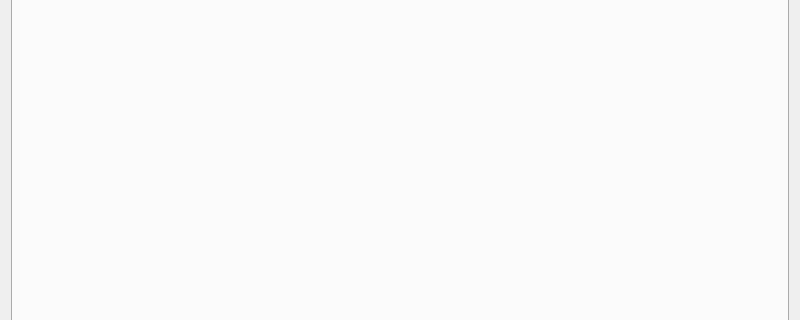
Qt form src/views/ui_files/reports/cash_flow_periodic_report.ui (JakubFranek/Kapytal) before a commit; both pictures show x 0 to 800 and y 152 to 472 of the 800 by 600 pixel window.
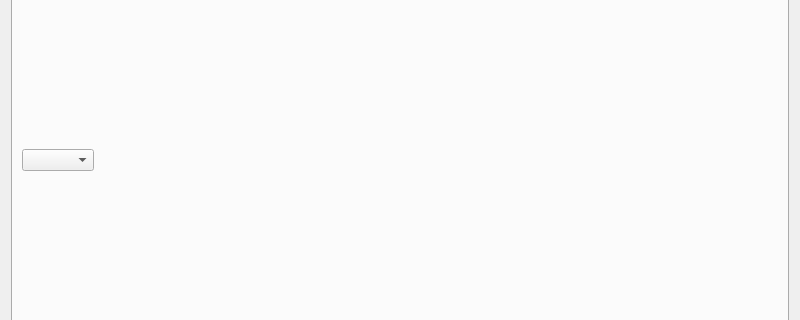
The same form after that commit. The open tabs and pages were chosen to show the change.

Commit message:
Implement QtCharts in Periodic Cash Flow Report
Add and improve CashFlowTotalReport tooltips.
Improve DateLineChartCallout positioning logic.
Improve GeneralChartCallout positioning logic.
Rename CashFlowPeriodicChartWidget to CashFlowPeriodicChartView.

The edit to the form file:
```diff
--- a/src/views/ui_files/reports/cash_flow_periodic_report.ui
+++ b/src/views/ui_files/reports/cash_flow_periodic_report.ui
@@ -77,7 +77,32 @@
       <attribute name="title">
        <string>Chart</string>
       </attribute>
-      <layout class="QVBoxLayout" name="chartTabVerticalLayout"/>
+      <layout class="QVBoxLayout" name="chartTabVerticalLayout">
+       <item>
+        <layout class="QVBoxLayout" name="chartVerticalLayout">
+         <item>
+          <layout class="QHBoxLayout" name="chartControlsLayout">
+           <item>
+            <widget class="QComboBox" name="dataSelectorComboBox"/>
+           </item>
+           <item>
+            <spacer name="chartControlsHorizontalSpacer">
+             <property name="orientation">
+              <enum>Qt::Horizontal</enum>
+             </property>
+             <property name="sizeHint" stdset="0">
+              <size>
+               <width>40</width>
+               <height>20</height>
+              </size>
+             </property>
+            </spacer>
+           </item>
+          </layout>
+         </item>
+        </layout>
+       </item>
+      </layout>
      </widget>
     </widget>
    </item>
```
The commit also changes 8 other files.
